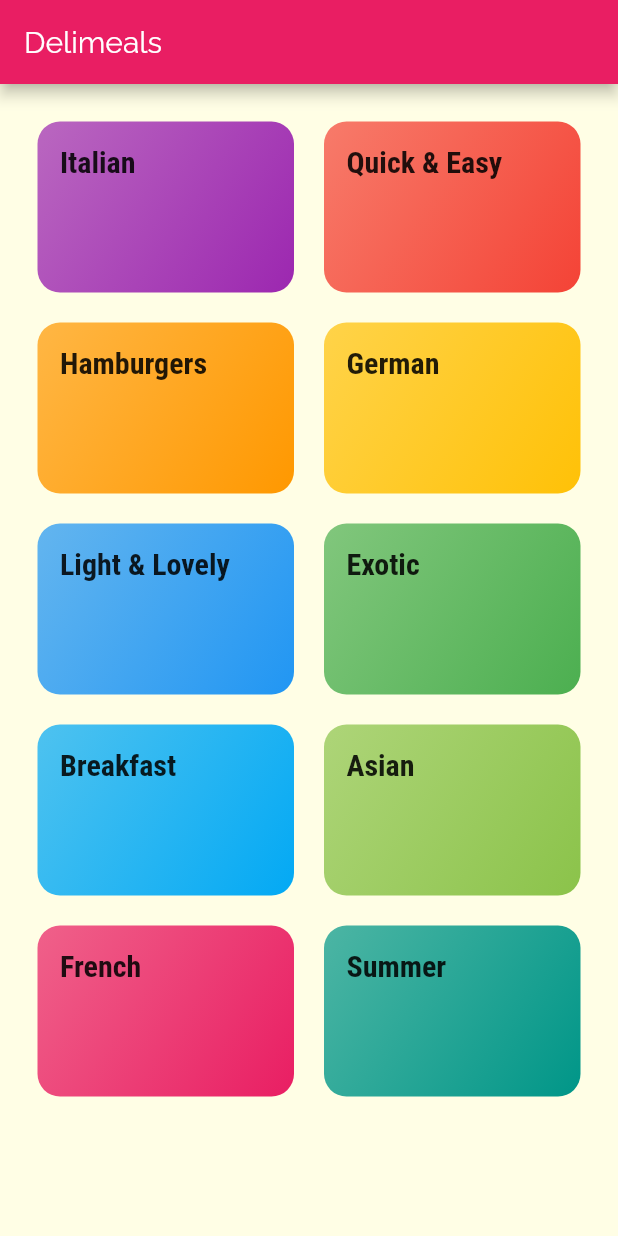
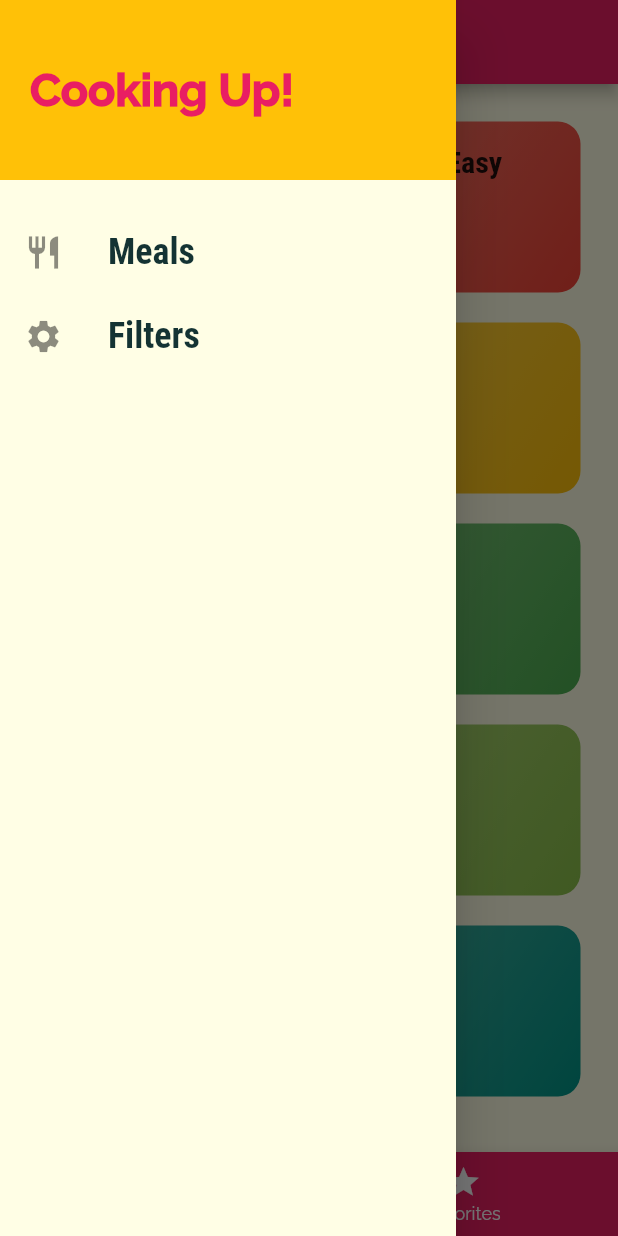
Before and after one commit to Tarikul-islam-shazan/delimeals, a Flutter app: the screen it shows after launch, with the side drawer open (before the commit the screen has no drawer), on a phone screen of 412 x 824 dp. Run offline on Flutter 3.47's test engine with Material 2 defaults, Android fonts, the phone set to English and light mode, and no system bars.

Commit message:
tabs and drawer

```diff
--- a/lib/main.dart
+++ b/lib/main.dart
@@ -1,6 +1,8 @@
+import 'package:delimeals/screens/tabs_screen.dart';
 import 'package:flutter/material.dart';
-import 'screens/categories_screen.dart';
-import 'screens/category_meals_screen.dart';
+import '../screens/meal_detail_screen.dart';
+import '../screens/categories_screen.dart';
+import '../screens/category_meals_screen.dart';
 
 void main() => runApp(MyApp());
 
@@ -29,8 +31,17 @@ class MyApp extends StatelessWidget {
       ),
       initialRoute: '/',
       routes: {
-        '/': (ctx) => CategoriesScreen(),
-        '/category-meals': (ctx) => CategoryMealsScreen(),
+        '/': (ctx) => TabsScreen(),
+        CategoryMealsScreen.routeName: (ctx) => CategoryMealsScreen(),
+        MealDetailScreen.routeName: (ctx) => MealDetailScreen(),
+      },
+      // ignore: missing_return
+      onGenerateRoute: (settings) {
+        print(settings.arguments);
+        // return MaterialPageRoute(builder: (ctx) => CategoriesScreen());
+      },
+      onUnknownRoute: (settings) {
+        return MaterialPageRoute(builder: (ctx) => CategoriesScreen());
       },
     );
   }
--- a/lib/screens/categories_screen.dart
+++ b/lib/screens/categories_screen.dart
@@ -5,11 +5,7 @@ import '../dummy_data.dart';
 class CategoriesScreen extends StatelessWidget {
   @override
   Widget build(BuildContext context) {
-    return Scaffold(
-      appBar: AppBar(
-        title: const Text("Delimeals"),
-      ),
-      body: GridView(
+    return GridView(
       padding: const EdgeInsets.all(25),
       children: DUMMY_CATEGORIES
           .map((catData) => CategoryItem(
@@ -24,7 +20,6 @@ class CategoriesScreen extends StatelessWidget {
         crossAxisSpacing: 20,
         mainAxisSpacing: 20,
       ),
-      ),
     );
   }
 }
--- /dev/null
+++ b/lib/screens/tabs_screen.dart
@@ -0,0 +1,65 @@
+import 'package:flutter/material.dart';
+import '../widgets/main_drawer.dart';
+import '../screens/favorite_screen.dart';
+import '../screens/categories_screen.dart';
+
+class TabsScreen extends StatefulWidget {
+  @override
+  _TabsScreenState createState() => _TabsScreenState();
+}
+
+class _TabsScreenState extends State<TabsScreen> {
+  final List<Map<String, Object>> _pages = [
+    {
+      'page': CategoriesScreen(),
+      'title': 'Categories',
+    },
+    {
+      'page': FavoriteScreen(),
+      'title': 'Your favorites',
+    },
+  ];
+
+  int _selectedPageIndex = 0;
+
+  void _selectPage(int index) {
+    setState(() {
+      _selectedPageIndex = index;
+    });
+  }
+
+  @override
+  Widget build(BuildContext context) {
+    return DefaultTabController(
+      length: 2,
+      initialIndex: 1,
+      child: Scaffold(
+        appBar: AppBar(
+          title: Text(_pages[_selectedPageIndex]['title']),
+        ),
+        drawer: MainDrawer(),
+        body: _pages[_selectedPageIndex]['page'],
+        bottomNavigationBar: BottomNavigationBar(
+          onTap: _selectPage,
+          backgroundColor: Theme.of(context).primaryColor,
+          unselectedItemColor: Colors.white,
+          selectedItemColor: Theme.of(context).accentColor,
+          currentIndex: _selectedPageIndex,
+          // type: BottomNavigationBarType.fixed,
+          items: [
+            BottomNavigationBarItem(
+              backgroundColor: Theme.of(context).primaryColor,
+              icon: Icon(Icons.category),
+              title: Text('Categories'),
+            ),
+            BottomNavigationBarItem(
+              backgroundColor: Theme.of(context).primaryColor,
+              icon: Icon(Icons.star),
+              title: Text('Favorites'),
+            ),
+          ],
+        ),
+      ),
+    );
+  }
+}
--- /dev/null
+++ b/lib/widgets/main_drawer.dart
@@ -0,0 +1,57 @@
+import 'package:flutter/material.dart';
+
+class MainDrawer extends StatelessWidget {
+  Widget buildListTitle(String title, IconData icon) {
+    return ListTile(
+      leading: Icon(
+        icon,
+        size: 26,
+      ),
+      title: Text(
+        title,
+        style: TextStyle(
+          fontFamily: 'RobotoCondensed',
+          fontSize: 24,
+          fontWeight: FontWeight.bold,
+        ),
+      ),
+      onTap: () {},
+    );
+  }
+
+  @override
+  Widget build(BuildContext context) {
+    return Drawer(
+      child: Column(
+        children: <Widget>[
+          Container(
+            height: 120,
+            width: double.infinity,
+            padding: EdgeInsets.all(20),
+            alignment: Alignment.centerLeft,
+            color: Theme.of(context).accentColor,
+            child: Text(
+              'Cooking Up!',
+              style: TextStyle(
+                fontWeight: FontWeight.w900,
+                fontSize: 30,
+                color: Theme.of(context).primaryColor,
+              ),
+            ),
+          ),
+          SizedBox(
+            height: 20,
+          ),
+          buildListTitle(
+            'Meals',
+            Icons.restaurant,
+          ),
+          buildListTitle(
+            'Filters',
+            Icons.settings,
+          ),
+        ],
+      ),
+    );
+  }
+}
```
Also changed, not shown: lib/screens/category_meals_screen.dart (+12 -1 lines), lib/screens/favorite_screen.dart (added, +10 -0 lines), lib/screens/meal_detail_screen.dart (added, +64 -0 lines), lib/widgets/meal_item.dart (+143 -1 lines). Lines whose indentation alone changed are shown as unchanged.
